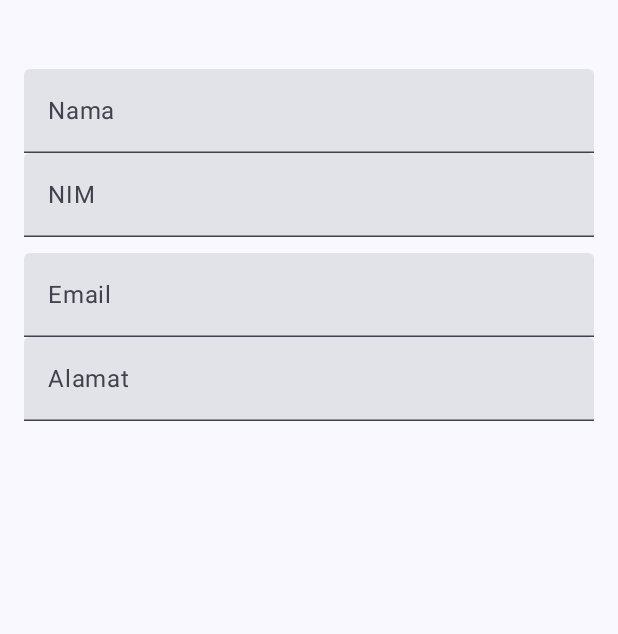
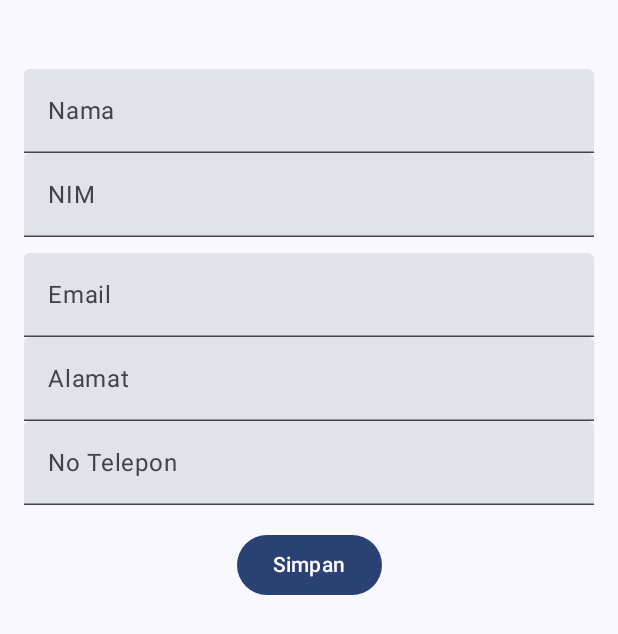
Before and after one commit to Alan21103/QuestNavigasiMVVM_127, an Android app built with Jetpack Compose: the composable FormulirView called with empty values, on a phone screen of 412 x 824 dp. Shown: the top 634 px of the screen. Run offline under Robolectric (Android 15) with nearby library versions, the phone set to English and light mode, and no system bars.

Commit message:
Menambahkan Placeholder Notelepon untuk menginputkan data telepon, dan menambahkan button simpan

```diff
--- a/app/src/main/java/com/example/questnavigasimvvm_127/ui/view/FormulirView.kt
+++ b/app/src/main/java/com/example/questnavigasimvvm_127/ui/view/FormulirView.kt
@@ -8,6 +8,7 @@ import androidx.compose.foundation.layout.fillMaxWidth
 import androidx.compose.foundation.layout.padding
 import androidx.compose.foundation.layout.width
 import androidx.compose.foundation.text.KeyboardOptions
+import androidx.compose.material3.Button
 import androidx.compose.material3.RadioButton
 import androidx.compose.material3.Text
 import androidx.compose.material3.TextField
@@ -102,5 +103,24 @@ fun FormulirView(
             },
             modifier = Modifier.fillMaxWidth()
         )
+
+        TextField(
+            value = notelepon,
+            onValueChange = {notelepon = it},
+            label = {
+                Text(text = "No Telepon")
+            },
+            placeholder = {
+                Text(text = "Isi No Telpon Anda")
+            },
+            modifier = Modifier.fillMaxWidth(),
+            keyboardOptions = KeyboardOptions(keyboardType = KeyboardType.Number)
+        )
+        Spacer(modifier = Modifier.padding(8.dp))
+        Button(onClick = {
+            onSubmitClicked(listData)
+        }) {
+            Text(text = "Simpan")
+        }
     }
 }
```
